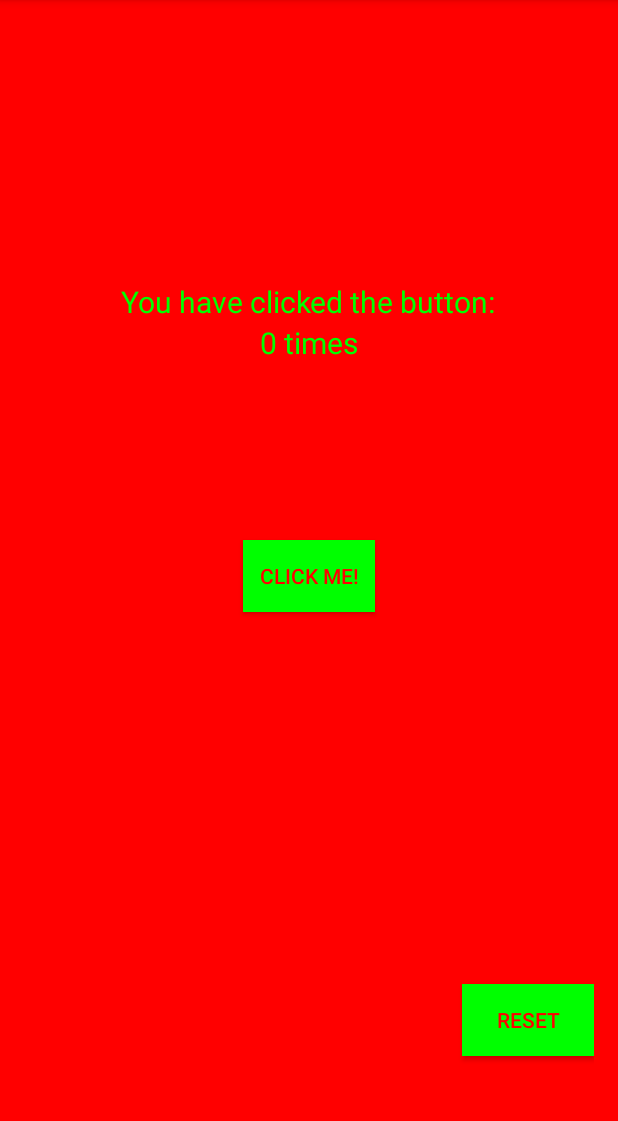
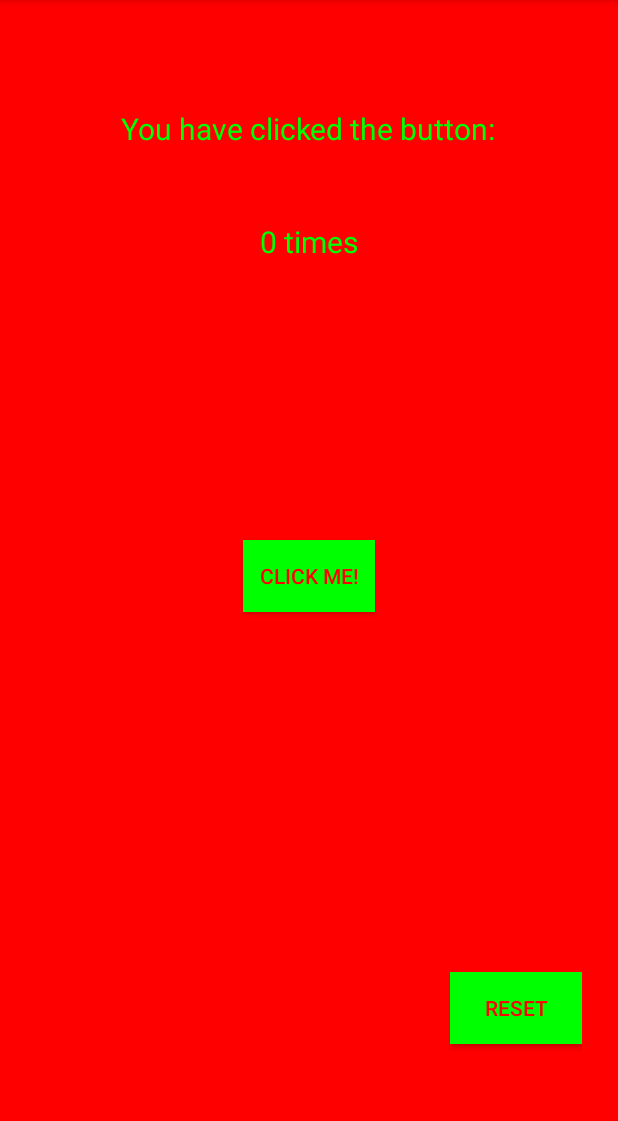
Before and after one commit to seewishnew/Delta-Tasks, an Android app: the screen it shows after launch (MainActivity), on a phone screen of 412 x 824 dp, the part 84-1205 px from its top. Run offline under Robolectric (Android 15) with nearby library versions, the phone set to English and light mode, and no system bars; 1 statement that could not run was skipped.

Commit message:
Layout bug fixes Changes to make text not overlap with other widgets in some devices

```diff
--- a/app/src/main/res/layout-land/content_main.xml
+++ b/app/src/main/res/layout-land/content_main.xml
@@ -15,29 +15,13 @@
     android:background="#FFFFFF"
     android:id="@+id/relativeLayout">
 
-    <TextView
-        android:text="You have clicked the button:"
-        android:layout_width="wrap_content"
-        android:layout_height="wrap_content"
-        android:textSize="20sp"
-        android:id="@+id/textView"
-        android:layout_above="@+id/button"
-        android:layout_alignParentStart="true" />
-    <TextView
-        android:layout_width="wrap_content"
-        android:layout_height="wrap_content"
-        android:text=" times"
-        android:id="@+id/count"
-        android:textSize="20sp"
-        android:layout_marginStart="74dp"
-        android:layout_alignBottom="@+id/button"
-        android:layout_alignParentStart="true" />
-
     <Button
         android:layout_width="wrap_content"
         android:layout_height="wrap_content"
         android:text="Click Me!"
         android:id="@+id/button"
+        android:textSize="@dimen/text_size_small"
+        android:padding="@dimen/button_width_padding"
         android:onClick="onClickListener"
         android:layout_centerVertical="true"
         android:layout_alignParentEnd="true" />
@@ -47,10 +31,39 @@
         android:layout_height="wrap_content"
         android:text="Reset"
         android:id="@+id/reset"
-        android:layout_alignParentBottom="true"
+        android:textSize="@dimen/text_size_small"
+        android:padding="@dimen/button_width_padding"
+        android:layout_below="@id/button"
+        android:layout_marginTop="@dimen/activity_vertical_margin"
         android:layout_alignParentEnd="true"
-        android:layout_marginBottom="48dp"
-        android:onClick="reset"/>
+        android:onClick="reset" />
+
+    <LinearLayout
+        android:orientation="vertical"
+        android:layout_width="match_parent"
+        android:layout_height="match_parent"
+        android:layout_alignEnd="@id/button"
+        android:layout_alignParentStart="true"
+        android:padding="@dimen/activity_vertical_margin">
+
+        <TextView
+            android:text="You have clicked the button:"
+            android:layout_width="wrap_content"
+            android:layout_height="wrap_content"
+            android:textSize="@dimen/text_size"
+            android:id="@+id/textView"
+            android:padding="@dimen/activity_vertical_margin"/>
+
+        <TextView
+            android:layout_width="wrap_content"
+            android:layout_height="wrap_content"
+            android:text=" times"
+            android:id="@+id/count"
+            android:textSize="@dimen/text_size"
+            android:layout_marginStart="74dp"
+            android:padding="@dimen/activity_vertical_margin"
+            />
+    </LinearLayout>
 
 
 </RelativeLayout>
--- a/app/src/main/res/layout/content_main.xml
+++ b/app/src/main/res/layout/content_main.xml
@@ -15,25 +15,6 @@
     android:background="#FFFFFF"
     android:id="@+id/relativeLayout">
 
-    <TextView
-        android:text="You have clicked the button:"
-        android:layout_width="wrap_content"
-        android:layout_height="wrap_content"
-        android:layout_alignParentTop="true"
-        android:layout_centerHorizontal="true"
-        android:textSize="20sp"
-        android:layout_marginTop="171dp"
-        android:id="@+id/textView" />
-
-    <TextView
-        android:layout_width="wrap_content"
-        android:layout_height="wrap_content"
-        android:text=" times"
-        android:id="@+id/count"
-        android:textSize="20sp"
-        android:layout_below="@+id/textView"
-        android:layout_centerHorizontal="true" />
-
     <Button
         android:layout_width="wrap_content"
         android:layout_height="wrap_content"
@@ -41,7 +22,8 @@
         android:id="@+id/button"
         android:layout_centerVertical="true"
         android:layout_centerHorizontal="true"
-        android:onClick="onClickListener"/>
+        android:onClick="onClickListener"
+        android:layout_marginTop="@dimen/activity_vertical_margin"/>
 
     <Button
         android:layout_width="wrap_content"
@@ -53,5 +35,34 @@
         android:layout_marginBottom="48dp"
         android:onClick="reset"/>
 
+    <LinearLayout
+        android:orientation="vertical"
+        android:layout_width="match_parent"
+        android:layout_height="match_parent"
+        android:layout_above="@+id/button"
+        android:layout_centerHorizontal="true"
+        android:padding="@dimen/activity_vertical_margin"
+        >
+
+
+        <TextView
+            android:text="You have clicked the button:"
+            android:layout_width="wrap_content"
+            android:layout_height="wrap_content"
+            android:layout_gravity="center"
+            android:textSize="20sp"
+            android:id="@+id/textView"
+            android:padding="@dimen/activity_vertical_margin"/>
+
+        <TextView
+            android:layout_width="wrap_content"
+            android:layout_height="wrap_content"
+            android:text=" times"
+            android:id="@+id/count"
+            android:textSize="20sp"
+            android:layout_gravity="center"
+            android:padding="@dimen/activity_vertical_margin"/>
+    </LinearLayout>
+
 
 </RelativeLayout>
--- a/app/src/main/res/values-w820dp/dimens.xml
+++ b/app/src/main/res/values-w820dp/dimens.xml
@@ -3,4 +3,9 @@
          (such as screen margins) for screens with more than 820dp of available width. This
          would include 7" and 10" devices in landscape (~960dp and ~1280dp respectively). -->
     <dimen name="activity_horizontal_margin">64dp</dimen>
+    <dimen name="text_size">30sp</dimen>
+    <dimen name="text_size_small">24sp</dimen>
+    <dimen name="activity_vertical_margin">40dp</dimen>
+    <dimen name="button_height">9dp</dimen>
+    <dimen name="button_width_padding">15dp</dimen>
 </resources>
--- a/app/src/main/res/values/dimens.xml
+++ b/app/src/main/res/values/dimens.xml
@@ -1,6 +1,8 @@
 <resources>
     <!-- Default screen margins, per the Android Design guidelines. -->
-    <dimen name="activity_horizontal_margin">16dp</dimen>
-    <dimen name="activity_vertical_margin">16dp</dimen>
+    <dimen name="activity_horizontal_margin">24dp</dimen>
+    <dimen name="activity_vertical_margin">24dp</dimen>
     <dimen name="fab_margin">16dp</dimen>
+    <dimen name="text_size">20sp</dimen>
+    <dimen name="text_size_small">16sp</dimen>
 </resources>
```
